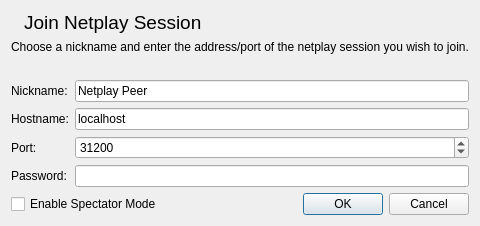
Above: src/duckstation-qt/joinnetplaysessiondialog.ui from stenzek/duckstation before the change. Below: the same form after it.
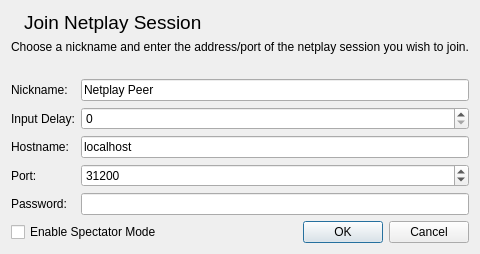
That is the form after the change. Icons and pictures are not drawn.

Commit message: Netplay/UI: add input delay option to netplay dialogs

Diff of the .ui file:
```diff
--- a/src/duckstation-qt/joinnetplaysessiondialog.ui
+++ b/src/duckstation-qt/joinnetplaysessiondialog.ui
@@ -10,7 +10,7 @@
     <x>0</x>
     <y>0</y>
     <width>480</width>
-    <height>226</height>
+    <height>254</height>
    </rect>
   </property>
   <property name="windowTitle">
@@ -92,14 +92,14 @@
        </property>
       </widget>
      </item>
-     <item row="2" column="0">
+     <item row="3" column="0">
       <widget class="QLabel" name="label_5">
        <property name="text">
         <string>Port:</string>
        </property>
       </widget>
      </item>
-     <item row="2" column="1">
+     <item row="3" column="1">
       <widget class="QSpinBox" name="port">
        <property name="minimum">
         <number>1</number>
@@ -112,28 +112,28 @@
        </property>
       </widget>
      </item>
-     <item row="1" column="0">
+     <item row="2" column="0">
       <widget class="QLabel" name="label_6">
        <property name="text">
         <string>Hostname:</string>
        </property>
       </widget>
      </item>
-     <item row="1" column="1">
+     <item row="2" column="1">
       <widget class="QLineEdit" name="hostname">
        <property name="text">
         <string>localhost</string>
        </property>
       </widget>
      </item>
-     <item row="3" column="0">
+     <item row="4" column="0">
       <widget class="QLabel" name="label_7">
        <property name="text">
         <string>Password:</string>
        </property>
       </widget>
      </item>
-     <item row="3" column="1">
+     <item row="4" column="1">
       <widget class="QLineEdit" name="password">
        <property name="maxLength">
         <number>128</number>
@@ -143,6 +143,16 @@
        </property>
       </widget>
      </item>
+     <item row="1" column="0">
+      <widget class="QLabel" name="label_8">
+       <property name="text">
+        <string>Input Delay:</string>
+       </property>
+      </widget>
+     </item>
+     <item row="1" column="1">
+      <widget class="QSpinBox" name="inputDelay"/>
+     </item>
     </layout>
    </item>
    <item>
```
The commit also changes 6 other files.
